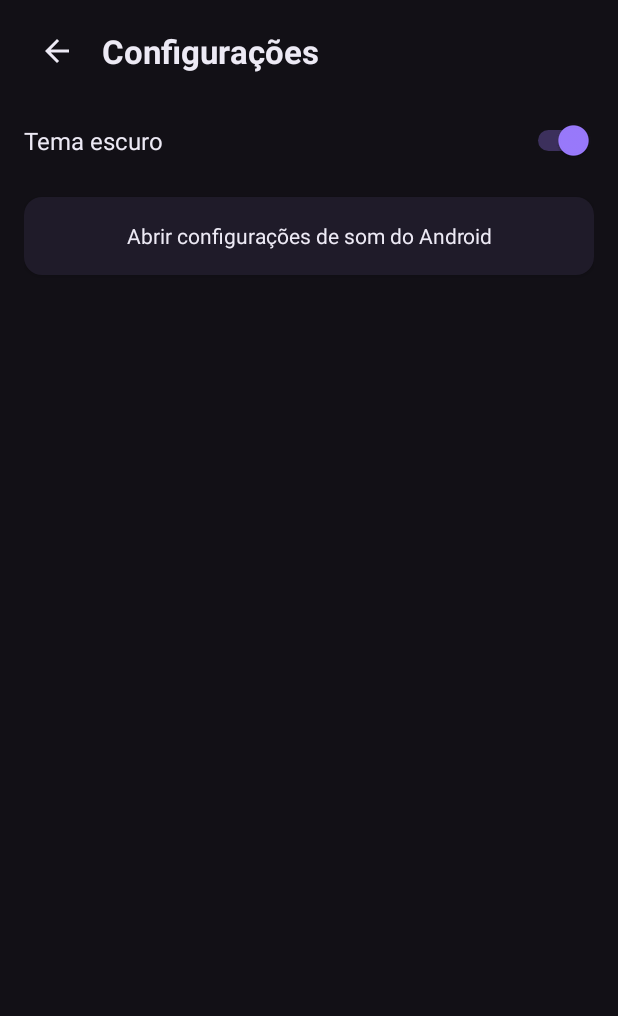
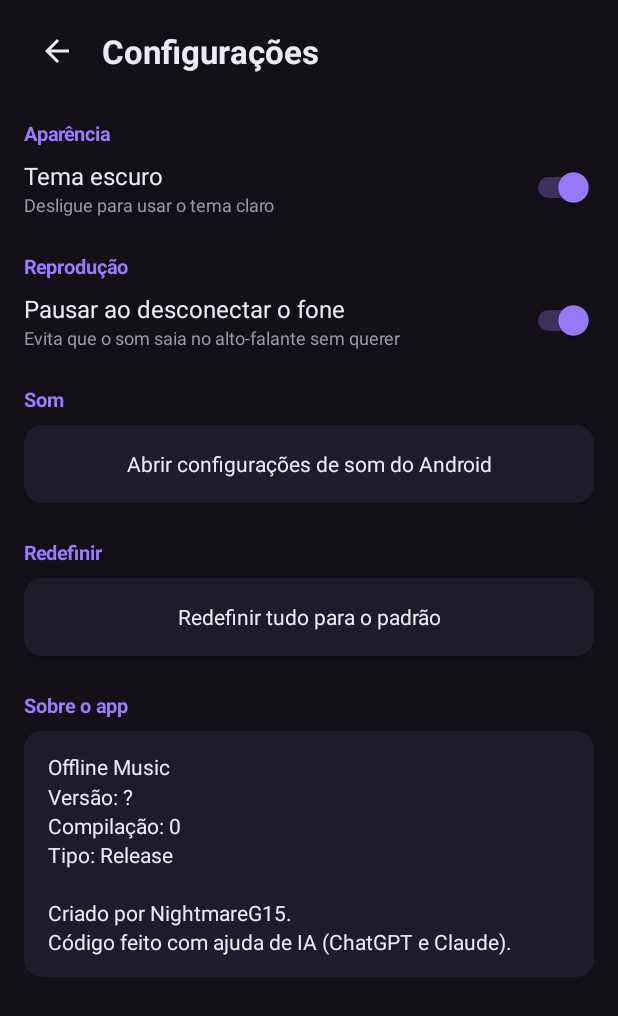
Before and after one commit to NightmareG15/OfflineMusicPlayer, an Android app: the SettingsActivity screen opened directly, with no data from a screen before it, on a phone screen of 412 x 824 dp. Shown: the top 1016 px of the screen. Run offline under Robolectric (Android 15) with nearby library versions, the phone set to English and light mode, and no system bars.

Commit message:
v0.3 - Fix + Small Additions.
Toggle setting related to earphones being disconnected.
Reset to Default button in settings.
"About Application" in the settings menu.

```diff
--- a/app/src/main/java/com/nightmare/offlinemusic/SettingsActivity.kt
+++ b/app/src/main/java/com/nightmare/offlinemusic/SettingsActivity.kt
@@ -1,41 +1,39 @@
 package com.nightmare.offlinemusic
 
 import android.app.Activity
+import android.app.AlertDialog
 import android.content.ActivityNotFoundException
 import android.content.Intent
+import android.content.pm.ApplicationInfo
+import android.os.Build
 import android.os.Bundle
 import android.provider.Settings
 import android.view.Gravity
+import android.view.View
 import android.widget.LinearLayout
+import android.widget.ScrollView
 import android.widget.Switch
 import android.widget.TextView
-import android.widget.Toast
 
-/** Tela de configurações simples: trocar o tema (Claro/Escuro) e abrir as configurações de som do Android. */
+/** Configurações: tema, pausa ao desconectar o fone, atalho de som, redefinir e informações do app. */
 class SettingsActivity : Activity() {
+    private lateinit var p: Ui.Palette
 
-    @Suppress("DEPRECATION")
+    private fun dp(value: Int): Int = Ui.dp(this, value)
+
     override fun onCreate(savedInstanceState: Bundle?) {
         super.onCreate(savedInstanceState)
-        val p = Ui.palette(this)
-        val baseLeft = Ui.dp(this, 16)
-        val baseTop = Ui.dp(this, 12)
-        val baseRight = Ui.dp(this, 16)
-        val baseBottom = Ui.dp(this, 12)
+        p = Ui.palette(this)
+        val baseLeft = dp(16)
+        val baseTop = dp(12)
+        val baseRight = dp(16)
+        val baseBottom = dp(12)
 
         val root = LinearLayout(this)
         root.orientation = LinearLayout.VERTICAL
         root.setBackgroundColor(p.bg)
         root.setPadding(baseLeft, baseTop, baseRight, baseBottom)
-        root.setOnApplyWindowInsetsListener { view, insets ->
-            view.setPadding(
-                baseLeft + insets.systemWindowInsetLeft,
-                baseTop + insets.systemWindowInsetTop,
-                baseRight + insets.systemWindowInsetRight,
-                baseBottom + insets.systemWindowInsetBottom
-            )
-            insets
-        }
+        Ui.padForSystemBars(root, root, baseLeft, baseTop, baseRight, baseBottom)
 
         // Topo: seta de voltar + título
         val header = LinearLayout(this)
@@ -48,40 +46,128 @@ class SettingsActivity : Activity() {
         title.textSize = 22f
         title.setTextColor(p.text)
         title.setTypeface(null, android.graphics.Typeface.BOLD)
-        header.addView(back, LinearLayout.LayoutParams(Ui.dp(this, 44), Ui.dp(this, 44)))
-        header.addView(title, LinearLayout.LayoutParams(0, -2, 1f).apply { leftMargin = Ui.dp(this@SettingsActivity, 8) })
+        header.addView(back, LinearLayout.LayoutParams(dp(44), dp(44)))
+        header.addView(title, LinearLayout.LayoutParams(0, -2, 1f).apply { leftMargin = dp(8) })
         root.addView(header)
 
-        // Tema: Escuro (ligado) / Claro (desligado)
-        val themeRow = LinearLayout(this)
-        themeRow.orientation = LinearLayout.HORIZONTAL
-        themeRow.gravity = Gravity.CENTER_VERTICAL
-        val themeLabel = TextView(this)
-        themeLabel.text = "Tema escuro"
-        themeLabel.textSize = 16f
-        themeLabel.setTextColor(p.text)
-        val themeSwitch = Switch(this)
-        themeSwitch.isChecked = p.dark
-        themeSwitch.setOnCheckedChangeListener { _, checked ->
+        // O conteúdo rola, para caber em telas pequenas.
+        val body = LinearLayout(this)
+        body.orientation = LinearLayout.VERTICAL
+        val scroll = ScrollView(this)
+        scroll.addView(body, LinearLayout.LayoutParams(-1, -2))
+        root.addView(scroll, LinearLayout.LayoutParams(-1, 0, 1f))
+
+        body.addView(sectionTitle("Aparência"))
+        body.addView(switchRow("Tema escuro", "Desligue para usar o tema claro", p.dark) { checked ->
             Prefs.setDark(this, checked)
             recreate()
-        }
-        themeRow.addView(themeLabel, LinearLayout.LayoutParams(0, -2, 1f))
-        themeRow.addView(themeSwitch, LinearLayout.LayoutParams(-2, -2))
-        root.addView(themeRow, LinearLayout.LayoutParams(-1, -2).apply {
-            topMargin = Ui.dp(this@SettingsActivity, 24)
-            bottomMargin = Ui.dp(this@SettingsActivity, 8)
         })
 
-        // Atalho para as configurações de som do Android
+        body.addView(sectionTitle("Reprodução"))
+        body.addView(
+            switchRow(
+                "Pausar ao desconectar o fone",
+                "Evita que o som saia no alto-falante sem querer",
+                Prefs.pauseOnUnplug(this)
+            ) { checked -> Prefs.setPauseOnUnplug(this, checked) }
+        )
+
+        body.addView(sectionTitle("Som"))
         val soundButton = Ui.textButton(this, "Abrir configurações de som do Android", p)
         soundButton.setOnClickListener { openSoundSettings() }
-        root.addView(soundButton, LinearLayout.LayoutParams(-1, Ui.dp(this, 52)).apply {
-            topMargin = Ui.dp(this@SettingsActivity, 16)
-        })
+        body.addView(soundButton, LinearLayout.LayoutParams(-1, dp(52)))
+
+        body.addView(sectionTitle("Redefinir"))
+        val resetButton = Ui.textButton(this, "Redefinir tudo para o padrão", p)
+        resetButton.setOnClickListener { confirmReset() }
+        body.addView(resetButton, LinearLayout.LayoutParams(-1, dp(52)))
+
+        body.addView(sectionTitle("Sobre o app"))
+        body.addView(aboutCard(), LinearLayout.LayoutParams(-1, -2).apply { bottomMargin = dp(8) })
 
         setContentView(root)
         Ui.applySystemBars(this, p)
+    }
+
+    private fun sectionTitle(text: String): TextView {
+        val view = TextView(this)
+        view.text = text
+        view.textSize = 13f
+        view.setTextColor(p.accent)
+        view.setTypeface(null, android.graphics.Typeface.BOLD)
+        view.setPadding(0, dp(24), 0, dp(8))
+        return view
+    }
+
+    /** Linha com texto à esquerda e um botão liga/desliga à direita. */
+    private fun switchRow(label: String, hint: String, checked: Boolean, onChange: (Boolean) -> Unit): LinearLayout {
+        val row = LinearLayout(this)
+        row.orientation = LinearLayout.HORIZONTAL
+        row.gravity = Gravity.CENTER_VERTICAL
+        val texts = LinearLayout(this)
+        texts.orientation = LinearLayout.VERTICAL
+        val labelView = TextView(this)
+        labelView.text = label
+        labelView.textSize = 16f
+        labelView.setTextColor(p.text)
+        val hintView = TextView(this)
+        hintView.text = hint
+        hintView.textSize = 12f
+        hintView.setTextColor(p.sub)
+        texts.addView(labelView)
+        texts.addView(hintView)
+        val toggle = Switch(this)
+        toggle.isChecked = checked
+        toggle.setOnCheckedChangeListener { _, isOn -> onChange(isOn) }   // definido depois do estado inicial
+        row.addView(texts, LinearLayout.LayoutParams(0, -2, 1f))
+        row.addView(toggle, LinearLayout.LayoutParams(-2, -2))
+        return row
+    }
+
+    private fun confirmReset() {
+        AlertDialog.Builder(this, Ui.dialogTheme(p))
+            .setTitle("Redefinir configurações?")
+            .setMessage(
+                "Remove a imagem de fundo e volta o tema (escuro) e a pausa ao desconectar o fone ao padrão.\n\n" +
+                    "Suas playlists e os nomes personalizados das músicas NÃO são apagados."
+            )
+            .setPositiveButton("Redefinir") { _, _ ->
+                Prefs.resetSettings(this)
+                Ui.toast(this, "Configurações redefinidas.")
+                recreate()
+            }
+            .setNegativeButton("Cancelar", null)
+            .show()
+    }
+
+    /** Informações do app: versão, número da compilação, tipo (release ou debug) e créditos. */
+    @Suppress("DEPRECATION")
+    private fun aboutCard(): View {
+        val info = try { packageManager.getPackageInfo(packageName, 0) } catch (e: Exception) { null }
+        val versionName = info?.versionName ?: "?"
+        val build = when {
+            info == null -> "?"
+            Build.VERSION.SDK_INT >= 28 -> info.longVersionCode.toString()
+            else -> info.versionCode.toString()
+        }
+        val isDebug = (applicationInfo.flags and ApplicationInfo.FLAG_DEBUGGABLE) != 0
+        val type = if (isDebug) "Debug (versão de testes)" else "Release"
+
+        val card = TextView(this)
+        card.textSize = 14f
+        card.setTextColor(p.text)
+        card.setLineSpacing(0f, 1.2f)
+        card.setPadding(dp(16), dp(14), dp(16), dp(14))
+        card.background = android.graphics.drawable.GradientDrawable().apply {
+            cornerRadius = dp(12).toFloat()
+            setColor(p.surface)
+        }
+        card.text = "Offline Music\n" +
+            "Versão: $versionName\n" +
+            "Compilação: $build\n" +
+            "Tipo: $type\n\n" +
+            CREDITS
+        return card
     }
 
     private fun openSoundSettings() {
@@ -91,8 +177,13 @@ class SettingsActivity : Activity() {
             try {
                 startActivity(Intent(Settings.ACTION_SETTINGS))
             } catch (e2: ActivityNotFoundException) {
-                Toast.makeText(this, "Não foi possível abrir as configurações.", Toast.LENGTH_LONG).show()
+                Ui.toast(this, "Não foi possível abrir as configurações.", long = true)
             }
         }
     }
+
+    companion object {
+        // Texto dos créditos: edite aqui se quiser mudar.
+        private const val CREDITS = "Criado por NightmareG15.\nCódigo feito com ajuda de IA (ChatGPT e Claude)."
+    }
 }
```
Also changed, not shown: app/src/main/java/com/nightmare/offlinemusic/CropActivity.kt (+3 -4 lines), app/src/main/java/com/nightmare/offlinemusic/MainActivity.kt (+11 -24 lines), app/src/main/java/com/nightmare/offlinemusic/MusicService.kt (+14 -21 lines), app/src/main/java/com/nightmare/offlinemusic/Prefs.kt (+13 -0 lines), app/src/main/java/com/nightmare/offlinemusic/Ui.kt (+23 -0 lines), 1 other file.
